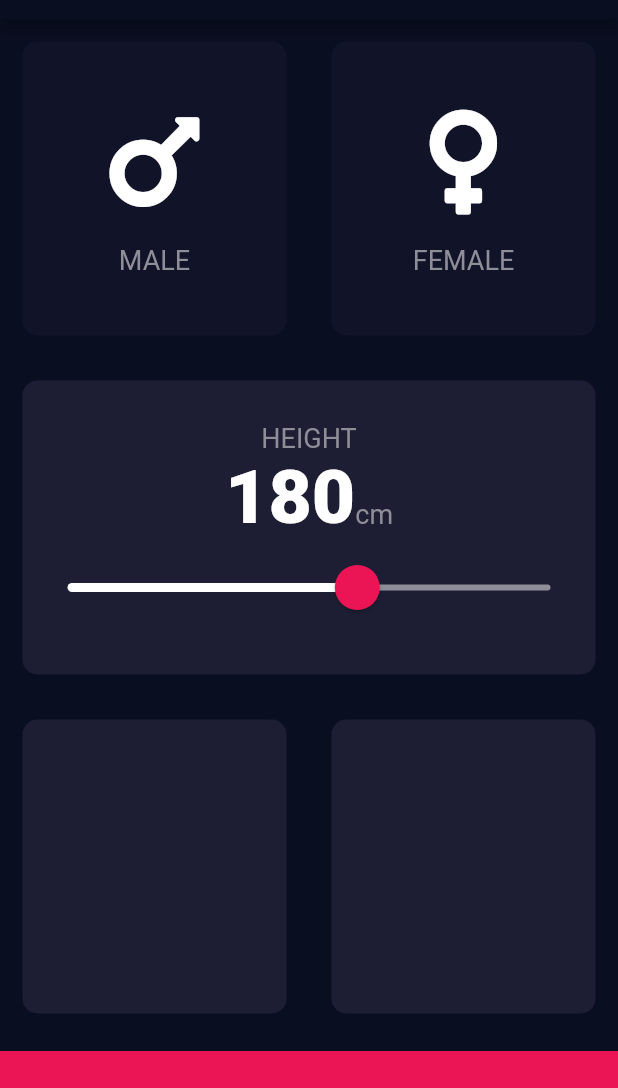
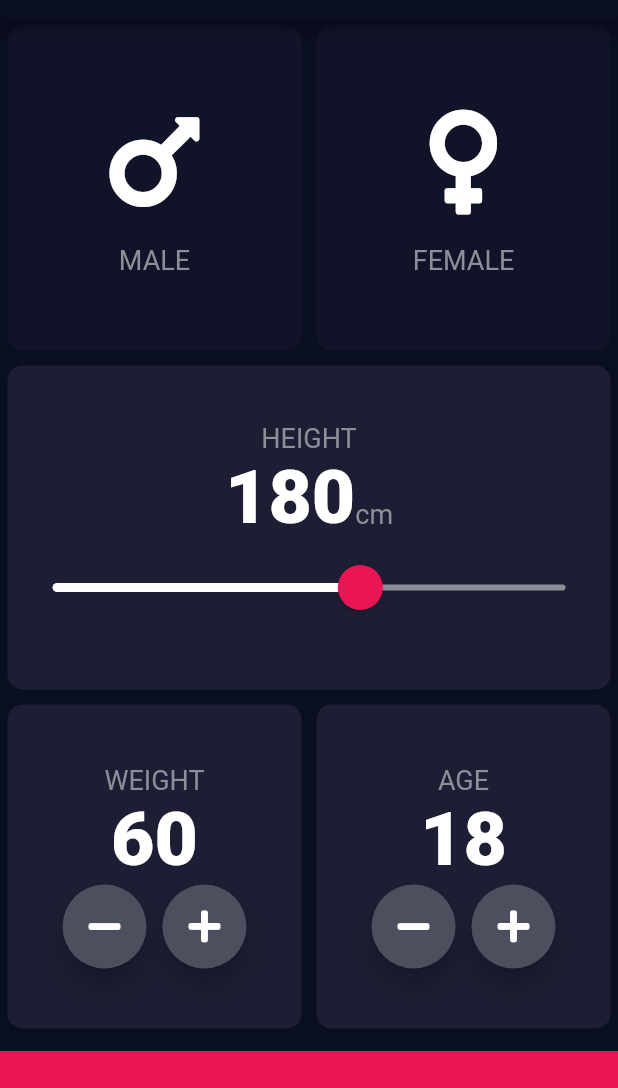
Before and after one commit to Hyeon1445/BMI-calculator-flutter, a Flutter app: the screen it shows after launch, on a phone screen of 412 x 824 dp, the part 65-1153 px from its top. Run offline on Flutter 3.47's test engine with Material 2 defaults, Android fonts, the phone set to English and light mode, and no system bars; our stand-ins replace font_awesome_flutter.

```diff
--- a/lib/input_page.dart
+++ b/lib/input_page.dart
@@ -18,6 +18,8 @@ class InputPage extends StatefulWidget {
 class _InputPageState extends State<InputPage> {
   Gender selectedGender;
   int height = 180;
+  int weight = 60;
+  int age = 18;
 
   @override
   Widget build(BuildContext context) {
@@ -125,11 +127,84 @@ class _InputPageState extends State<InputPage> {
                 Expanded(
                   child: ReusableCard(
                     colour: kActiveCardColour,
+                    cardChild: Column(
+                      mainAxisAlignment: MainAxisAlignment.center,
+                      children: <Widget>[
+                        Text(
+                          'WEIGHT',
+                          style: kLabelTextStyle,
+                        ),
+                        Text(
+                          weight.toString(),
+                          style: kNumberTextStyle,
+                        ),
+                        Row(
+                            mainAxisAlignment: MainAxisAlignment.center,
+                            children: <Widget>[
+                              RoundIconButton(
+                                icon: FontAwesomeIcons.minus,
+                                onPressed: () {
+                                  setState(() {
+                                    weight--;
+                                  });
+                                },
+                              ),
+                              SizedBox(
+                                width: 10.0,
+                              ),
+                              RoundIconButton(
+                                icon: FontAwesomeIcons.plus,
+                                onPressed: () {
+                                  setState(() {
+                                    weight++;
+                                  });
+                                },
+                              ),
+                            ])
+                      ],
+                    ),
                   ),
                 ),
                 Expanded(
                   child: ReusableCard(
                     colour: kActiveCardColour,
+                    cardChild: Column(
+                      mainAxisAlignment: MainAxisAlignment.center,
+                      children: <Widget>[
+                        Text(
+                          'AGE',
+                          style: kLabelTextStyle,
+                        ),
+                        Text(
+                          age.toString(),
+                          style: kNumberTextStyle,
+                        ),
+                        Row(
+                          mainAxisAlignment: MainAxisAlignment.center,
+                          children: <Widget>[
+                            RoundIconButton(
+                              icon: FontAwesomeIcons.minus,
+                              onPressed: () {
+                                setState(() {
+                                  age--;
+                                });
+                              },
+                            ),
+                            SizedBox(
+                              width: 10.0,
+                            ),
+                            RoundIconButton(
+                              icon: FontAwesomeIcons.plus,
+                              onPressed: () {
+                                setState(() {
+                                  age++;
+                                });
+                              },
+                            ),
+                          ],
+                        )
+                      ],
+                    ),
                   ),
                 ),
               ],
@@ -146,3 +221,24 @@ class _InputPageState extends State<InputPage> {
     );
   }
 }
+
+class RoundIconButton extends StatelessWidget {
+  RoundIconButton({@required this.icon, @required this.onPressed});
+  final IconData icon;
+  final Function onPressed;
+
+  @override
+  Widget build(BuildContext context) {
+    return RawMaterialButton(
+      child: Icon(icon),
+      onPressed: onPressed,
+      elevation: 6.0,
+      constraints: BoxConstraints.tightFor(
+        width: 56.6,
+        height: 56.0,
+      ),
+      shape: CircleBorder(),
+      fillColor: Color(0xFF4C4F5E),
+    );
+  }
+}
--- a/lib/reusable_card.dart
+++ b/lib/reusable_card.dart
@@ -13,7 +13,7 @@ class ReusableCard extends StatelessWidget {
       onTap: onPress,
       child: Container(
         child: cardChild,
-        margin: EdgeInsets.all(15.0),
+        margin: EdgeInsets.all(5.0),
         decoration: BoxDecoration(
           color: colour,
           borderRadius: BorderRadius.circular(10.0),
```
